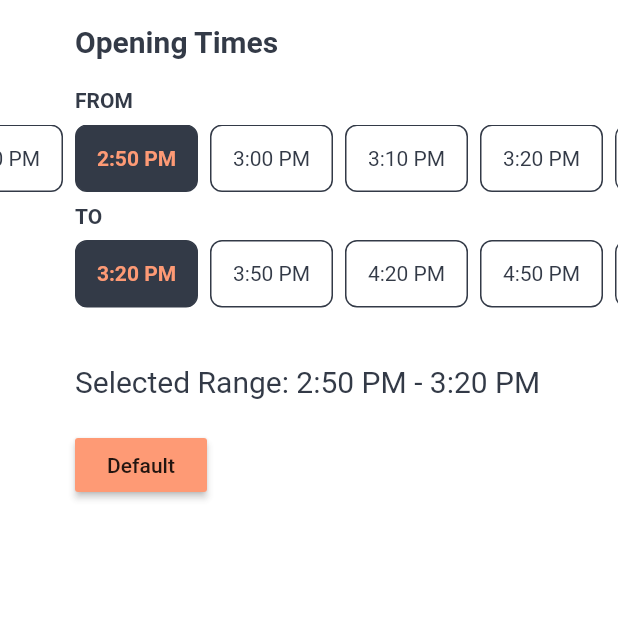
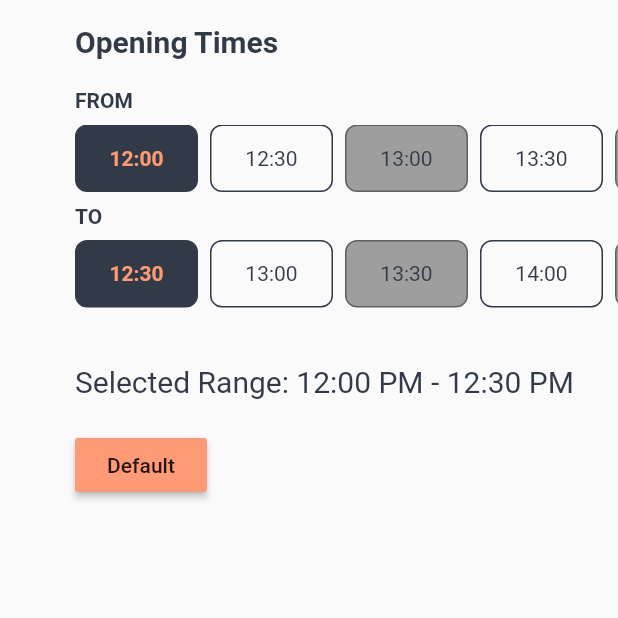
Before and after one commit to muhammadtalhasultan/time_range, a Flutter app: the screen it shows after launch, on a phone screen of 412 x 824 dp, the top half of it. Run offline on Flutter 3.47's test engine with Material 2 defaults, Android fonts, the phone set to English and light mode, and no system bars.

Commit message:
update example

```diff
--- a/example/lib/main.dart
+++ b/example/lib/main.dart
@@ -1,12 +1,14 @@
 import 'package:flutter/material.dart';
 import 'package:time_range/time_range.dart';
 
-void main() => runApp(MyApp());
+void main() => runApp(const MyApp());
 
 class MyApp extends StatelessWidget {
+  const MyApp({Key? key}) : super(key: key);
+
   @override
   Widget build(BuildContext context) {
-    return MaterialApp(
+    return const MaterialApp(
       debugShowCheckedModeBanner: false,
       home: HomePage(),
     );
@@ -14,8 +16,10 @@ class MyApp extends StatelessWidget {
 }
 
 class HomePage extends StatefulWidget {
+  const HomePage({Key? key}) : super(key: key);
+
   @override
-  _HomePageState createState() => _HomePageState();
+  State<HomePage> createState() => _HomePageState();
 }
 
 class _HomePageState extends State<HomePage> {
@@ -24,8 +28,8 @@ class _HomePageState extends State<HomePage> {
   static const double leftPadding = 50;
 
   final _defaultTimeRange = TimeRangeResult(
-    TimeOfDay(hour: 14, minute: 50),
-    TimeOfDay(hour: 15, minute: 20),
+    const TimeOfDay(hour: 12, minute: 00),
+    const TimeOfDay(hour: 12, minute: 30),
   );
   TimeRangeResult? _timeRange;
 
@@ -38,7 +42,6 @@ class _HomePageState extends State<HomePage> {
   @override
   Widget build(BuildContext context) {
     return Scaffold(
-      backgroundColor: Colors.white70,
       body: SafeArea(
         child: Column(
           crossAxisAlignment: CrossAxisAlignment.start,
@@ -53,9 +56,20 @@ class _HomePageState extends State<HomePage> {
                     .copyWith(fontWeight: FontWeight.bold, color: dark),
               ),
             ),
-            SizedBox(height: 20),
+            const SizedBox(height: 20),
             TimeRange(
-              fromTitle: Text(
+              alwaysUse24HourFormat: true,
+              excludedTime: [
+                ExcludedTime(
+                  start: const TimeOfDay(hour: 13, minute: 00),
+                  end: const TimeOfDay(hour: 13, minute: 30),
+                ),
+                ExcludedTime(
+                  start: const TimeOfDay(hour: 14, minute: 00),
+                  end: const TimeOfDay(hour: 14, minute: 30),
+                ),
+              ],
+              fromTitle: const Text(
                 'FROM',
                 style: TextStyle(
                   fontSize: 14,
@@ -63,7 +77,7 @@ class _HomePageState extends State<HomePage> {
                   fontWeight: FontWeight.w600,
                 ),
               ),
-              toTitle: Text(
+              toTitle: const Text(
                 'TO',
                 style: TextStyle(
                   fontSize: 14,
@@ -72,11 +86,11 @@ class _HomePageState extends State<HomePage> {
                 ),
               ),
               titlePadding: leftPadding,
-              textStyle: TextStyle(
+              textStyle: const TextStyle(
                 fontWeight: FontWeight.normal,
                 color: dark,
               ),
-              activeTextStyle: TextStyle(
+              activeTextStyle: const TextStyle(
                 fontWeight: FontWeight.bold,
                 color: orange,
               ),
@@ -84,14 +98,14 @@ class _HomePageState extends State<HomePage> {
               activeBorderColor: dark,
               backgroundColor: Colors.transparent,
               activeBackgroundColor: dark,
-              firstTime: TimeOfDay(hour: 8, minute: 00),
-              lastTime: TimeOfDay(hour: 20, minute: 00),
+              firstTime: const TimeOfDay(hour: 12, minute: 00),
+              lastTime: const TimeOfDay(hour: 17, minute: 00),
               initialRange: _timeRange,
-              timeStep: 10,
+              timeStep: 30,
               timeBlock: 30,
               onRangeCompleted: (range) => setState(() => _timeRange = range),
             ),
-            SizedBox(height: 30),
+            const SizedBox(height: 30),
             if (_timeRange != null)
               Padding(
                 padding: const EdgeInsets.only(top: 8.0, left: leftPadding),
@@ -100,14 +114,14 @@ class _HomePageState extends State<HomePage> {
                   children: <Widget>[
                     Text(
                       'Selected Range: ${_timeRange!.start.format(context)} - ${_timeRange!.end.format(context)}',
-                      style: TextStyle(fontSize: 20, color: dark),
+                      style: const TextStyle(fontSize: 20, color: dark),
                     ),
-                    SizedBox(height: 20),
+                    const SizedBox(height: 20),
                     MaterialButton(
-                      child: Text('Default'),
                       onPressed: () =>
                           setState(() => _timeRange = _defaultTimeRange),
                       color: orange,
+                      child: const Text('Default'),
                     )
                   ],
                 ),
```
Also changed, not shown: example/pubspec.lock, 4 other files.
